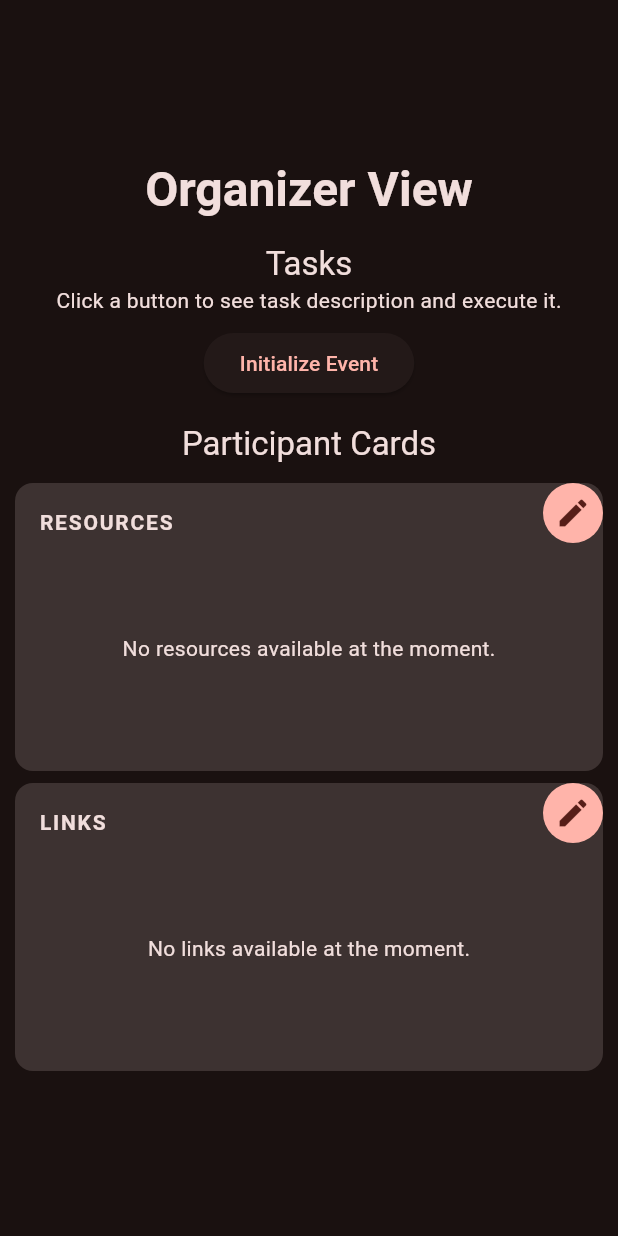
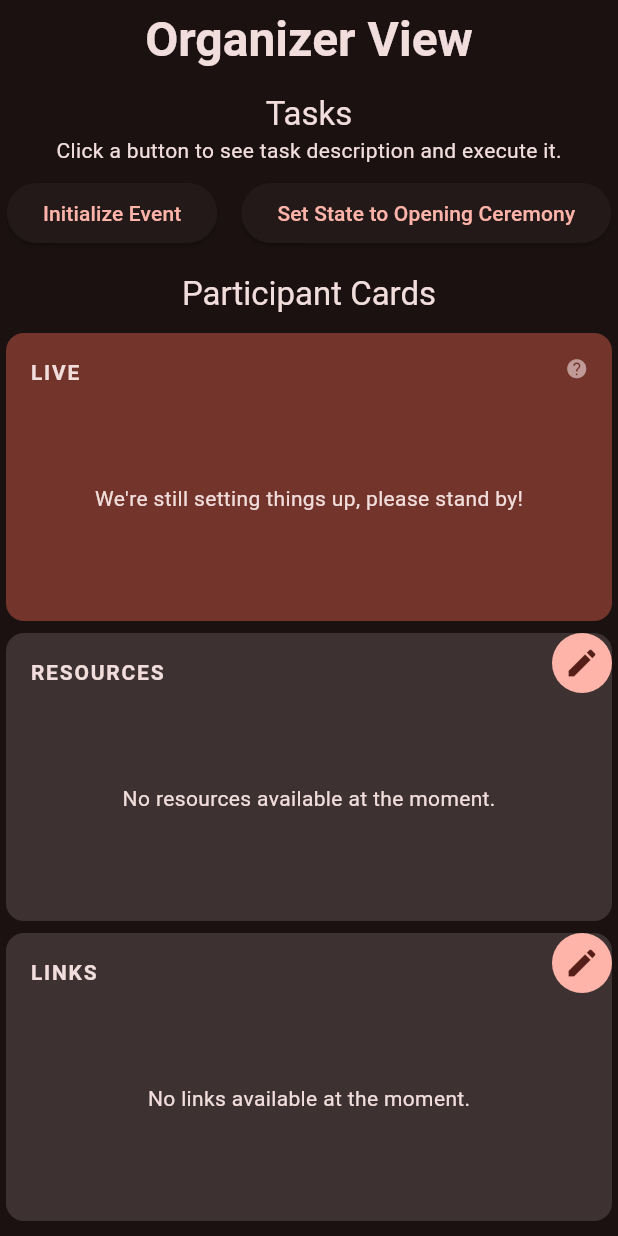
Before and after one commit to HackNCState/hackncsu-today, a Flutter app: the OrganizerView widget shown alone on an empty page, opened directly, on a phone screen of 412 x 824 dp. Run offline on Flutter 3.47's test engine with Material 3 defaults, Android fonts, the phone set to English and light mode, and no system bars; our stand-ins replace after_layout, animated_background, cloud_firestore, cloud_functions, firebase_auth, firebase_core and 7 more; missing offline and left inert: dart:js_interop, pointer_interceptor; accounts and stored records are empty; generated files the repository leaves out were written again; statements that could not run were skipped.

Commit message:
Add event state management and update functionality in OrganizerView and FirestoreService

```diff
--- a/lib/screens/home/organizer/organizer_view.dart
+++ b/lib/screens/home/organizer/organizer_view.dart
@@ -1,10 +1,12 @@
 import 'package:flutter/material.dart';
 import 'package:flutter_riverpod/flutter_riverpod.dart';
 import 'package:hackncsu_today/models/event/event_data.dart';
+import 'package:hackncsu_today/models/event/event_state.dart';
 import 'package:hackncsu_today/screens/home/organizer/components/edit_resources_modal.dart';
 import 'package:hackncsu_today/screens/home/organizer/components/editable_overlay.dart';
 import 'package:hackncsu_today/screens/home/organizer/components/execute_modal.dart';
 import 'package:hackncsu_today/screens/home/organizer/models/task.dart';
+import 'package:hackncsu_today/screens/home/participant/components/cards/live_card.dart';
 import 'package:hackncsu_today/screens/home/participant/components/cards/resource_card.dart';
 import 'package:hackncsu_today/services/firebase/firestore_service.dart';
 
@@ -24,11 +26,20 @@ class OrganizerView extends ConsumerWidget {
         await firestoreService.initializeEvent();
       },
     ),
-    // TODO: add tasks for managing event state, like starting the event
-    // also add (separate?) ui for adding/removing links and resources and stuff
+    Task(
+      title: 'Set State to Opening Ceremony',
+      content:
+          'Changes the event state to Opening Ceremony.\n\n'
+          'This should be executed when the opening ceremony starts.',
+      onExecute: (ref) async {
+        final firestoreService = ref.read(firebaseFirestoreServiceProvider);
+        await firestoreService.updateEventState(EventState.openingCeremony());
+      },
+    ),
   ];
 
   List<Widget> _cardsBuilder(BuildContext context) => [
+    LiveCard(),
     EditableOverlay(
       onEdit: () => _showEditResourcesModal(context, ResourceSource.internal),
       child: ResourceCard(ResourceSource.internal, showHidden: true),
@@ -94,7 +105,7 @@ class OrganizerView extends ConsumerWidget {
           Wrap(
             children:
                 _cardsBuilder(context).map((card) {
-                  return SizedBox(width: 400, height: 200, child: card);
+                  return SizedBox(width: 500, height: 200, child: card);
                 }).toList(),
           ),
         ],
--- a/lib/screens/home/participant/components/cards/live_card.dart
+++ b/lib/screens/home/participant/components/cards/live_card.dart
@@ -35,12 +35,11 @@ class LiveCard extends ConsumerWidget {
       helpText:
           "Critical information such as the timer and other updates\nEnable desktop notifications to stay up to date even when you're in another tab.",
       color: Theme.of(context).colorScheme.primaryContainer,
+      child: Center(
         child: eventState.when(
           data: (state) {
             if (state == null) {
-            return const Center(
-              child: Text("We're still setting things up, please stand by!"),
-            );
+              return Text("We're still setting things up, please stand by!");
             }
 
             return switch (state) {
@@ -52,6 +51,7 @@ class LiveCard extends ConsumerWidget {
           loading: () => const Center(child: CircularProgressIndicator()),
           error: (error, stack) => _errorPlaceholder(error.toString(), ref),
         ),
+      ),
     );
   }
 }
--- a/lib/services/firebase/firestore_service.dart
+++ b/lib/services/firebase/firestore_service.dart
@@ -195,6 +195,18 @@ class FirebaseFirestoreService {
     });
   }
 
+  Future<void> updateEventState(EventState eventState) async {
+    final stateRef = _firestore
+        .collection(_eventCollection)
+        .doc(_eventStateDoc);
+
+    await stateRef.set(eventState.toJson(), SetOptions(merge: true)).catchError((
+      error,
+    ) {
+      throw FirebaseFirestoreException('Failed to update event state: $error');
+    });
+  }
+
   // Below are functions that are used only during debugging
 
   /// Sets the user type (useful for debugging purposes).
```
Lines whose indentation alone changed are shown as unchanged.
